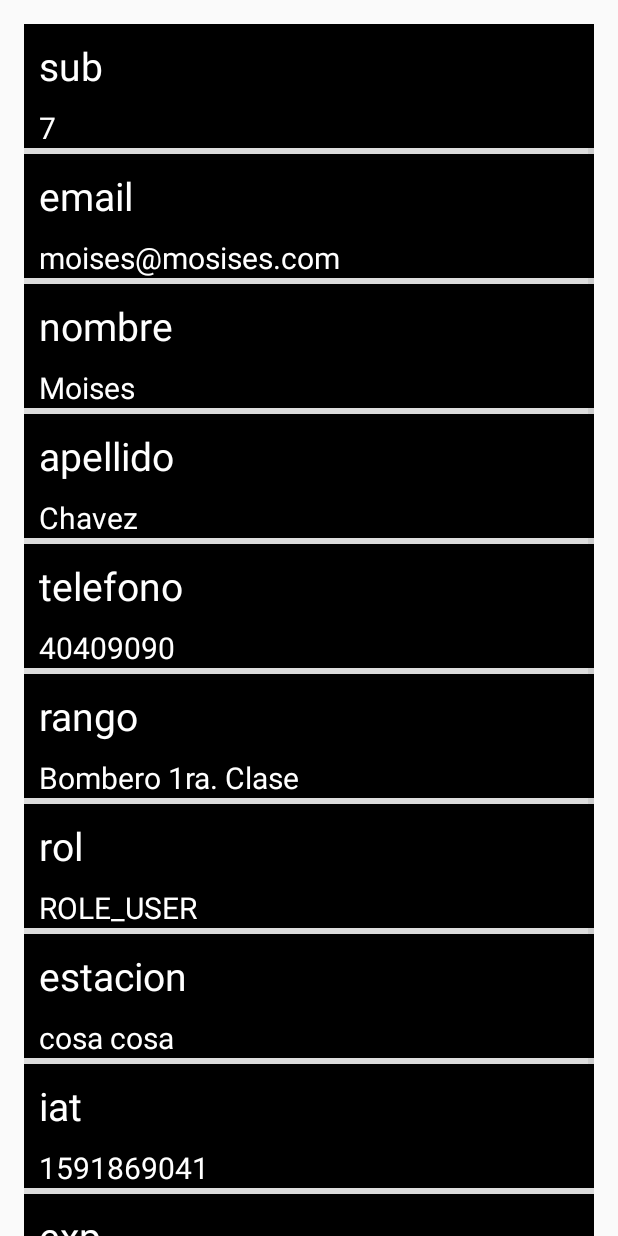
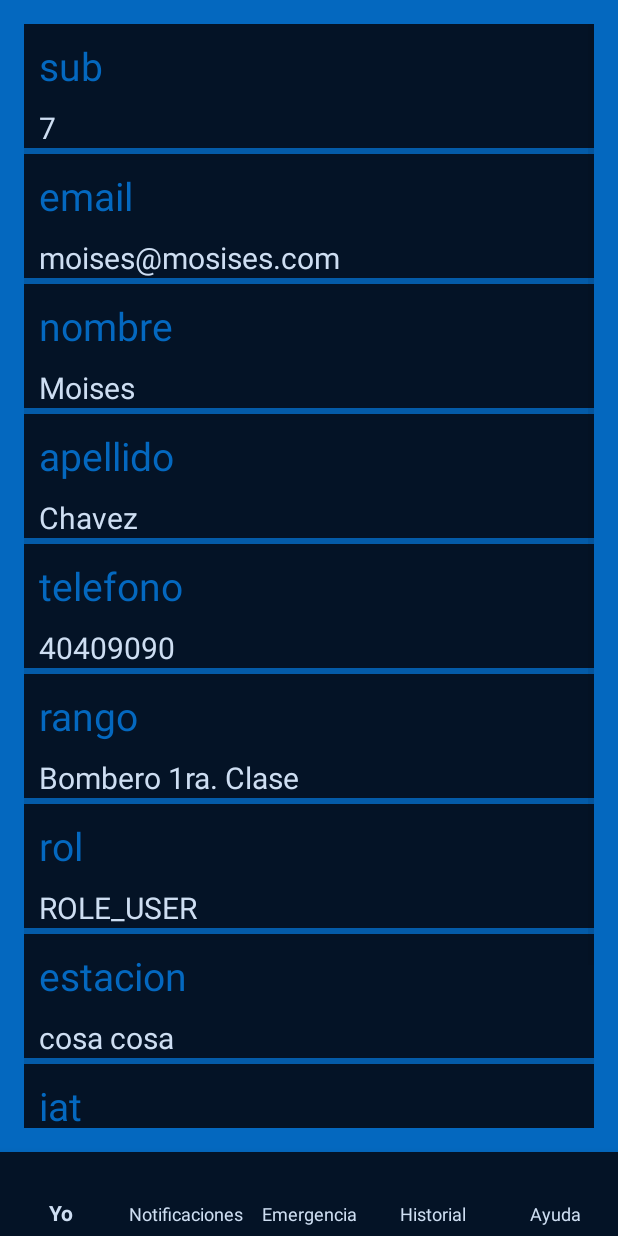
Before and after one commit to AlanItzep/ASONBOM, an Android app: the MultipleitemList screen opened directly, with no data from a screen before it, on a phone screen of 412 x 824 dp. Run offline under Robolectric (Android 15) with nearby library versions, the phone set to English and light mode, and no system bars.

Commit message:
Login activity and principal activity updated

```diff
--- a/app/build.gradle
+++ b/app/build.gradle
@@ -59,6 +59,9 @@ dependencies {
     //
     implementation "com.squareup.retrofit2:converter-scalars:2.3.0"
 
+    //Bottom toolbar
+    implementation 'com.google.android.material:material:1.1.0-alpha10'
+
     implementation "androidx.recyclerview:recyclerview:1.1.0"
     implementation "androidx.recyclerview:recyclerview-selection:1.1.0-rc01"
 }
--- a/app/src/main/res/layout/activity_login.xml
+++ b/app/src/main/res/layout/activity_login.xml
@@ -8,7 +8,8 @@
     android:paddingLeft="@dimen/activity_horizontal_margin"
     android:paddingTop="@dimen/activity_vertical_margin"
     android:paddingRight="@dimen/activity_horizontal_margin"
-    android:paddingBottom="@dimen/activity_vertical_margin">
+    android:paddingBottom="@dimen/activity_vertical_margin"
+    android:background="@color/colorControlHighlight">
 
     <LinearLayout
         android:layout_width="match_parent"
@@ -22,7 +23,7 @@
         android:layout_marginBottom="8dp"
         android:foregroundGravity="center"
         android:scaleType="center"
-        app:srcCompat="@mipmap/prov_logo"/>
+        app:srcCompat="@mipmap/prov_logo_image"/>
     </LinearLayout>
 
     <EditText
--- a/app/src/main/res/layout/personal_information.xml
+++ b/app/src/main/res/layout/personal_information.xml
@@ -1,12 +1,30 @@
 <?xml version="1.0" encoding="utf-8"?>
-<androidx.constraintlayout.widget.ConstraintLayout xmlns:android="http://schemas.android.com/apk/res/android"
+<androidx.constraintlayout.widget.ConstraintLayout
+    xmlns:android="http://schemas.android.com/apk/res/android"
     xmlns:tools="http://schemas.android.com/tools"
+    xmlns:app="http://schemas.android.com/apk/res-auto"
+    android:layout_height="match_parent"
+    android:layout_width="match_parent"
+    tools:context=".data.ui.PersonalInformation"
+    android:background="@color/colorAccent"
+    android:id="@+id/Cosnt">
+
+    <LinearLayout
+        android:layout_width="match_parent"
+        android:layout_height="match_parent"
+        android:orientation="vertical">
+        <androidx.constraintlayout.widget.ConstraintLayout
+            xmlns:android="http://schemas.android.com/apk/res/android"
+            xmlns:tools="http://schemas.android.com/tools"
+            xmlns:app="http://schemas.android.com/apk/res-auto"
             android:layout_width="match_parent"
             android:layout_height="match_parent"
             android:orientation="vertical"
             android:paddingLeft="16dp"
             android:paddingRight="16dp"
-    android:paddingTop="16dp">
+            android:paddingTop="16dp"
+            android:paddingBottom="16dp"
+            android:layout_weight="1">
 
             <ListView
                 android:id="@+id/person_list"
@@ -15,3 +33,21 @@
                 android:dividerHeight="4dp"
                 tools:ignore="MissingConstraints" />
         </androidx.constraintlayout.widget.ConstraintLayout>
+
+        <com.google.android.material.bottomnavigation.BottomNavigationView
+            android:id="@+id/bottom_navigation"
+            android:layout_width="wrap_content"
+            android:layout_height="wrap_content"
+            android:layout_gravity="bottom"
+            android:background="@color/colorPrimaryDark"
+            app:itemIconTint="@color/cardview_light_background"
+            app:itemTextColor="@color/colorControlHighlight"
+            app:labelVisibilityMode="labeled"
+            app:layout_constraintBottom_toBottomOf="parent"
+            app:layout_constraintEnd_toEndOf="parent"
+            app:layout_constraintStart_toStartOf="parent"
+            app:menu="@menu/bottom_menu"
+            android:layout_weight="0"/>
+    </LinearLayout >
+
+</androidx.constraintlayout.widget.ConstraintLayout>
--- a/app/src/main/res/layout/row_layout.xml
+++ b/app/src/main/res/layout/row_layout.xml
@@ -5,13 +5,13 @@
     android:layout_width="match_parent"
     android:layout_height="wrap_content"
     android:layout_marginBottom="2dp"
-    android:background="@android:color/black">
+    android:background="@color/colorPrimaryDark">
 
     <TextView
         android:id="@+id/text_name"
         android:layout_width="match_parent"
         android:layout_height="wrap_content"
-        android:textColor="@android:color/white"
+        android:textColor="@color/colorAccent"
         android:textSize="26sp"
         android:layout_marginTop="10dp"
         android:layout_marginBottom="10dp"
@@ -24,7 +24,7 @@
         android:id="@+id/text_info"
         android:layout_width="match_parent"
         android:layout_height="wrap_content"
-        android:textColor="@android:color/white"
+        android:textColor="@color/colorControlHighlight"
         android:textSize="20sp"
         android:layout_marginTop="10dp"
         android:layout_marginBottom="10dp"
--- /dev/null
+++ b/app/src/main/res/menu/bottom_menu.xml
@@ -0,0 +1,20 @@
+<?xml version="1.0" encoding="utf-8"?>
+<menu xmlns:android="http://schemas.android.com/apk/res/android">
+    <item
+        android:id="@+id/navigation_home"
+        android:title="Yo" />
+    <item
+        android:id="@+id/navigation_notification"
+        android:title="Notificaciones" />
+    <item
+        android:id="@+id/navigation_emergency"
+        android:title="Emergencia" />
+
+    <item
+        android:id="@+id/navigation_historial"
+        android:title="Historial" />
+
+    <item
+        android:id="@+id/navigation_help"
+        android:title="Ayuda" />
+</menu>
```
Also changed, not shown: app/src/main/java/com/example/asonbom/data/ui/PersonalInformation.java (+31 -37 lines). Lines whose indentation alone changed are shown as unchanged.
